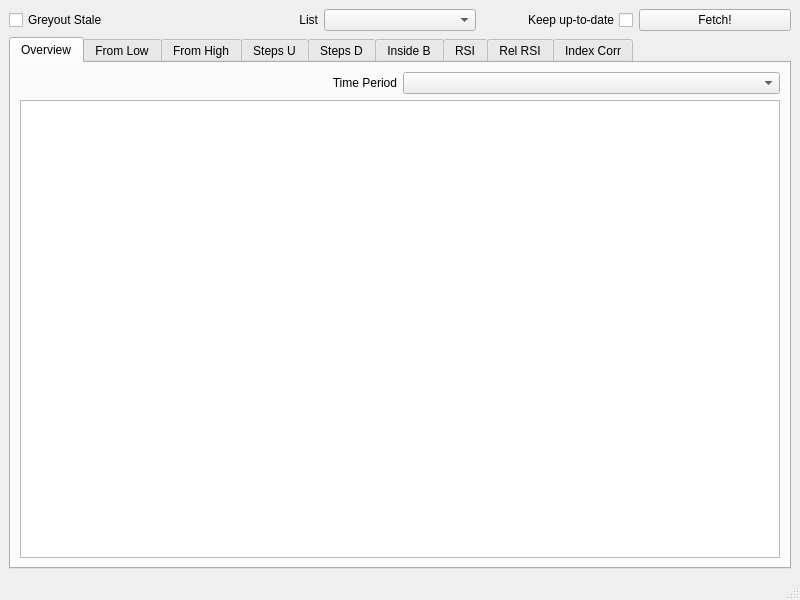
irrelevantmuch/IB_apps, file uiComps/qtGeneration/MoversWindow.ui: the form before one commit.
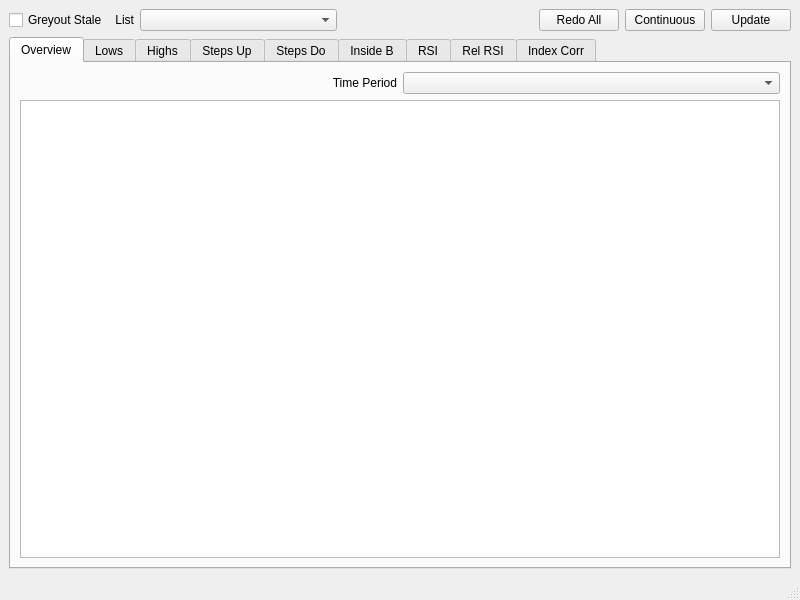
The form after the commit.

Commit message: In moverslist I changed the continuous updating from a tick box, to a button of which the name togggles. Updated the code accordingly. Also renamed button for doing a full-fetch (override current data).

Patch:
```diff
--- a/uiComps/qtGeneration/MoversWindow.ui
+++ b/uiComps/qtGeneration/MoversWindow.ui
@@ -47,22 +47,46 @@
        </widget>
       </item>
       <item>
-       <widget class="QComboBox" name="list_selector"/>
+       <widget class="QComboBox" name="list_selector">
+        <property name="sizePolicy">
+         <sizepolicy hsizetype="MinimumExpanding" vsizetype="Fixed">
+          <horstretch>0</horstretch>
+          <verstretch>0</verstretch>
+         </sizepolicy>
+        </property>
+       </widget>
       </item>
       <item>
-       <widget class="QCheckBox" name="keep_up_box">
-        <property name="layoutDirection">
-         <enum>Qt::RightToLeft</enum>
+       <spacer name="horizontalSpacer">
+        <property name="orientation">
+         <enum>Qt::Horizontal</enum>
         </property>
+        <property name="sizeHint" stdset="0">
+         <size>
+          <width>40</width>
+          <height>20</height>
+         </size>
+        </property>
+       </spacer>
+      </item>
+      <item>
+       <widget class="QPushButton" name="full_fetch_button">
         <property name="text">
-         <string>Keep up-to-date</string>
+         <string>Redo All</string>
         </property>
        </widget>
       </item>
       <item>
        <widget class="QPushButton" name="fetch_button">
         <property name="text">
-         <string>Fetch!</string>
+         <string>Continuous</string>
+        </property>
+       </widget>
+      </item>
+      <item>
+       <widget class="QPushButton" name="update_button">
+        <property name="text">
+         <string>Update</string>
         </property>
        </widget>
       </item>
@@ -108,7 +132,7 @@
       </widget>
       <widget class="QWidget" name="from_low_widget">
        <attribute name="title">
-        <string>From Low</string>
+        <string>Lows</string>
        </attribute>
        <layout class="QGridLayout" name="gridLayout_6">
         <item row="0" column="0">
@@ -118,7 +142,7 @@
       </widget>
       <widget class="QWidget" name="from_high_widget">
        <attribute name="title">
-        <string>From High</string>
+        <string>Highs</string>
        </attribute>
        <layout class="QGridLayout" name="gridLayout_7">
         <item row="0" column="0">
@@ -128,7 +152,7 @@
       </widget>
       <widget class="QWidget" name="steps_up_widget">
        <attribute name="title">
-        <string>Steps U</string>
+        <string>Steps Up</string>
        </attribute>
        <layout class="QGridLayout" name="gridLayout_2">
         <item row="0" column="0">
@@ -138,7 +162,7 @@
       </widget>
       <widget class="QWidget" name="steps_down_widget">
        <attribute name="title">
-        <string>Steps D</string>
+        <string>Steps Do</string>
        </attribute>
        <layout class="QGridLayout" name="gridLayout_8">
         <item row="0" column="0">
```
Left out of the diff: 2 changed lines with no effect on the pictures. The commit also changes 3 other files.
